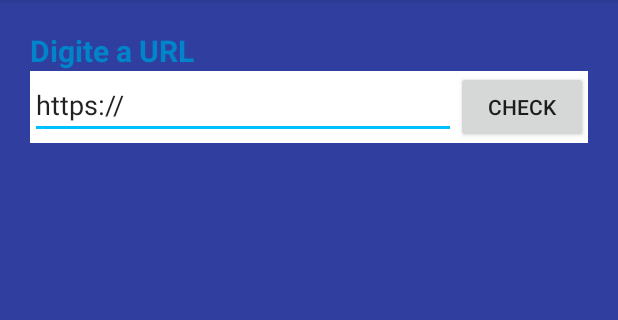
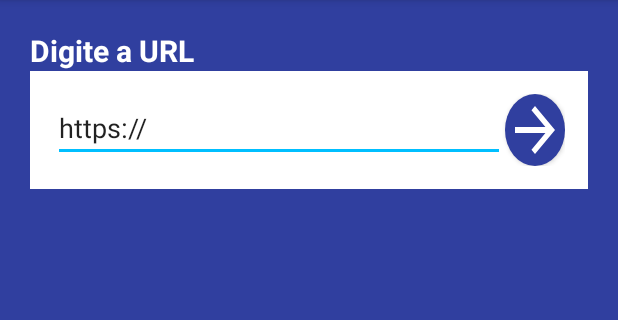
Before and after one commit to lucaslb767/androidPing, an Android app: the screen it shows after launch (MainActivity), on a phone screen of 412 x 824 dp, the part 84-404 px from its top. Run offline under Robolectric (Android 15) with nearby library versions, the phone set to English and light mode, and no system bars.

Commit message:
cria botão mais customizado para checar url

```diff
--- /dev/null
+++ b/app/src/main/res/drawable/btn_circular.xml
@@ -0,0 +1,15 @@
+<?xml version="1.0" encoding="utf-8"?>
+<layer-list xmlns:android="http://schemas.android.com/apk/res/android">
+    <item>
+        <!-- drawable/circle_card_icon.xml -->
+        <shape xmlns:android="http://schemas.android.com/apk/res/android"
+            android:shape="oval">
+            <solid android:color="@color/colorPrimaryDark"/>
+            <size
+                android:width="40dp"
+                android:height="40dp"
+                />
+        </shape>
+    </item>
+    <item android:drawable="@drawable/ic_arrow_forward_black_24dp" />
+</layer-list>
--- /dev/null
+++ b/app/src/main/res/drawable/ic_arrow_forward_black_24dp.xml
@@ -0,0 +1,5 @@
+<vector android:height="24dp" android:tint="#FFFFFF"
+    android:viewportHeight="24.0" android:viewportWidth="24.0"
+    android:width="24dp" xmlns:android="http://schemas.android.com/apk/res/android">
+    <path android:fillColor="#FF000000" android:pathData="M12,4l-1.41,1.41L16.17,11H4v2h12.17l-5.58,5.59L12,20l8,-8z"/>
+</vector>
--- a/app/src/main/res/layout/activity_main.xml
+++ b/app/src/main/res/layout/activity_main.xml
@@ -16,13 +16,14 @@
         android:text="@string/text_digitar_url"
         android:textStyle="bold"
         android:textSize="@dimen/font_20sp"
-        android:textColor="@color/cor_azul"/>
+        android:textColor="@color/cor_branca"/>
 
     <LinearLayout
         android:layout_width="match_parent"
         android:layout_height="wrap_content"
         android:orientation="horizontal"
-        android:background="#fff">
+        android:background="#fff"
+        android:padding="@dimen/inside_padding">
 
         <EditText android:inputType="textUri"
             android:id="@+id/texto_linkurl"
@@ -34,9 +35,9 @@
 
         <Button
             android:id="@+id/botao_Checar"
-            android:layout_width="wrap_content"
+            android:layout_width="40dp"
             android:layout_height="wrap_content"
-            android:text="@string/text_check"/>
+            android:background="@drawable/btn_circular"/>
 
     </LinearLayout>
 
@@ -49,6 +50,7 @@
         android:textAlignment="center"
         android:textStyle="bold"
         android:textSize="@dimen/font_15sp"
+        android:textColor="@color/cor_branca"
         android:text=""/>
 
 
--- a/app/src/main/res/values/colors.xml
+++ b/app/src/main/res/values/colors.xml
@@ -3,6 +3,7 @@
     <color name="colorPrimary">#3F51B5</color>
     <color name="colorPrimaryDark">#303F9F</color>
     <color name="colorAccent">#FF4081</color>
-    <color name="cor_preto">#000000</color>
+    <color name="cor_preta">#000000</color>
     <color name="cor_azul">#0085CA</color>
+    <color name="cor_branca">#fff</color>
 </resources>
--- a/app/src/main/res/values/dimens.xml
+++ b/app/src/main/res/values/dimens.xml
@@ -3,4 +3,5 @@
     <dimen name="value_20dp">20dp</dimen>
     <dimen name="font_20sp">20sp</dimen>
     <dimen name="font_15sp">15sp</dimen>
+    <dimen name="inside_padding">15dp</dimen>
 </resources>
```
